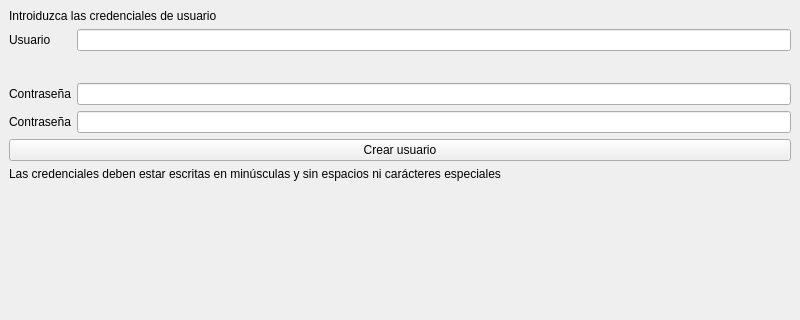
18Orion/GestorDePacientesRadioterapia, file UI/userCreatorUI.ui: the form before one commit; both pictures show x 0 to 800 and y 0 to 320 of the 800 by 600 pixel window.
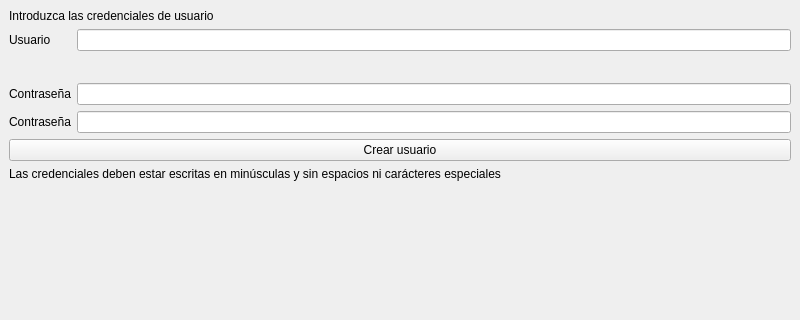
The form after the commit.

```diff
--- a/UI/userCreatorUI.ui
+++ b/UI/userCreatorUI.ui
@@ -18,7 +18,7 @@
     <item row="0" column="0" colspan="2">
      <widget class="QLabel" name="label_4">
       <property name="text">
-       <string>Introiduzca las credenciales de usuario</string>
+       <string>Introduzca las credenciales de usuario</string>
       </property>
      </widget>
     </item>
```
Left out of the diff: 2 changed lines with no effect on the pictures.
